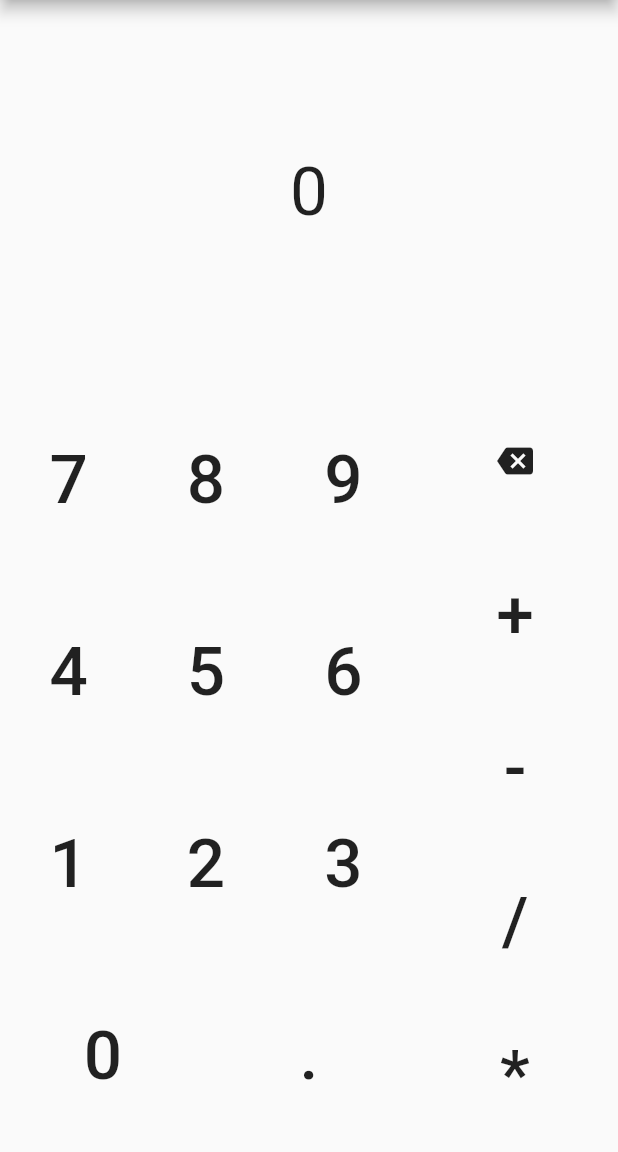
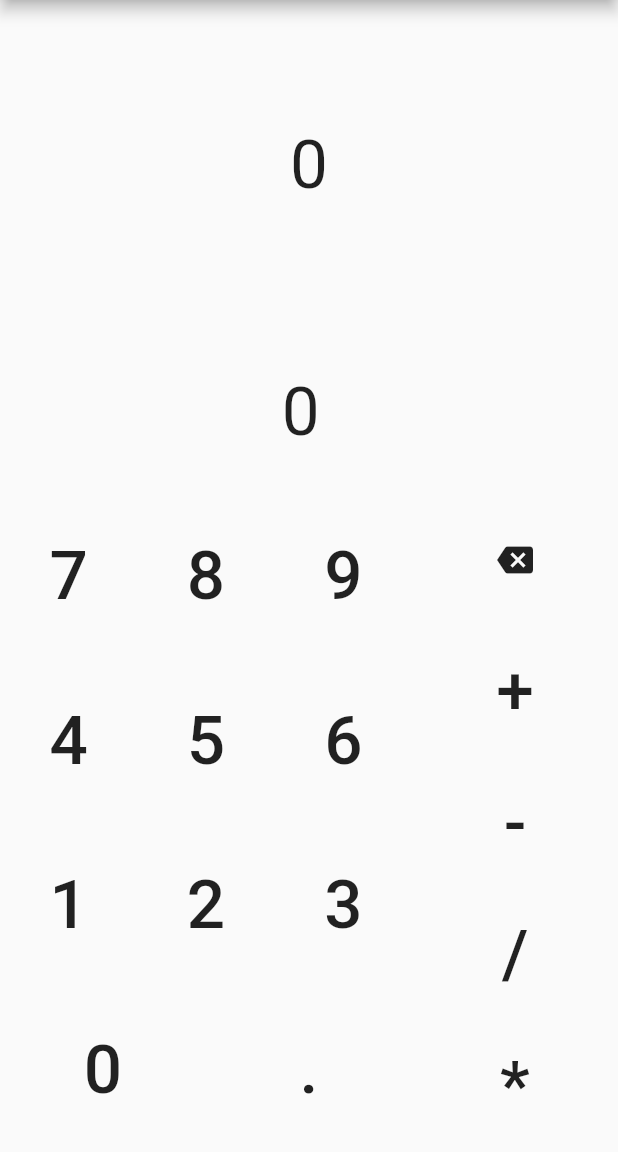
Before and after one commit to Mot93/PostfixCalculatorFlutter, a Flutter app: the screen it shows after launch, after a tap on the "backspace" icon, on a phone screen of 412 x 824 dp, the part 84-1236 px from its top. Run offline on Flutter 3.47's test engine with Material 2 defaults, Android fonts, the phone set to English and light mode, and no system bars.

```diff
--- a/postfix_calculator/lib/home_page.dart
+++ b/postfix_calculator/lib/home_page.dart
@@ -3,6 +3,7 @@
 import 'package:flutter/material.dart';
 
 import 'package:postfix_calculator/InfixToPostifix/EquationCheck.dart';
+import 'package:postfix_calculator/InfixToPostifix/InfixToPostfix.dart';
 
 //-------------------------------------
 /// Home page widget
@@ -21,11 +22,20 @@ class _HomePageState extends State<HomePage>{
 
   /// String containing the equation to solve
   String equation = '0';
+  /// String containing the solution or postfix equation
+  String solution = '0';
+
+  /// Update the solution
+  /// Should be called after updating the eqaution
+  void updateSolution(){
+    solution = infixToPostfix(equation);
+  }
 
   /// Update the equation state each time a button is pressed
   void updateEquation(String newInput){
     setState(() {
           equation = equationCheck(equation, newInput);
+          updateSolution();
         });
   }
 
@@ -35,6 +45,7 @@ class _HomePageState extends State<HomePage>{
         // if the string contains only 1 element, return a string with only a zero
           if(equation.length == 1) equation = '0';
           else equation = equation.substring(0,equation.length-1);
+          updateSolution();
         });
   }
 
@@ -95,7 +106,7 @@ class _HomePageState extends State<HomePage>{
           // Text holding the equation
           // TODO set boundaries, the text musn't overflow from the text widget
           Expanded(
-            flex: 1,
+            flex: 2,
             child: Center(
               child:Padding(
                 padding: EdgeInsets.all(10.0),
@@ -106,10 +117,23 @@ class _HomePageState extends State<HomePage>{
               ),
             ),
           ),
+          //
+          Expanded(
+            flex: 1,
+            child: Center(
+              child: Padding(
+                padding: EdgeInsets.all(10.0),
+                child: Text(
+                  solution,
+                  style: TextStyle(fontSize: 45.0,),
+                )
+              )
+            ),
+          ),
           // Gridview containing the "keyboard"
           // TODO "keyboard"
           Expanded(
-            flex: 2,
+            flex: 4,
             // There are 2 column
             //    1) Containing the numbers
             //    2) Containing the Oparation
```
